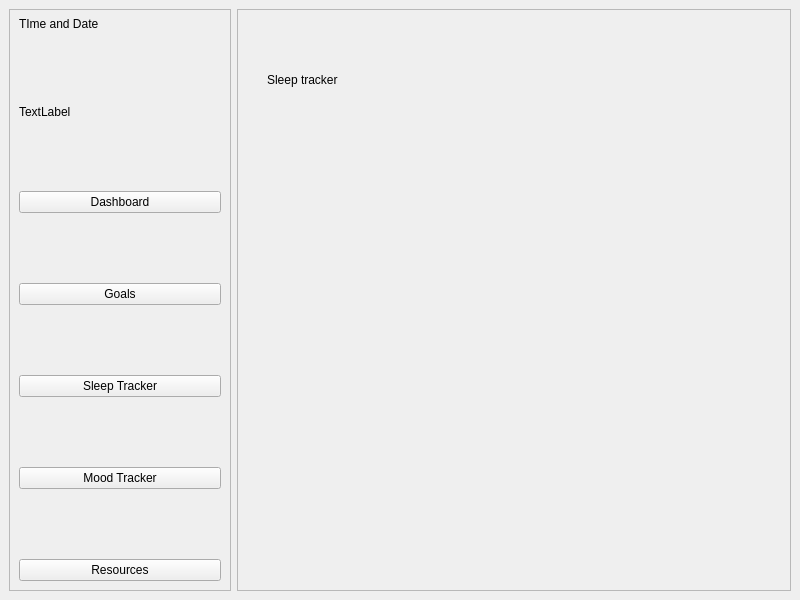
suwubham/sirani, file source_code/homescreen.ui: the form before one commit.
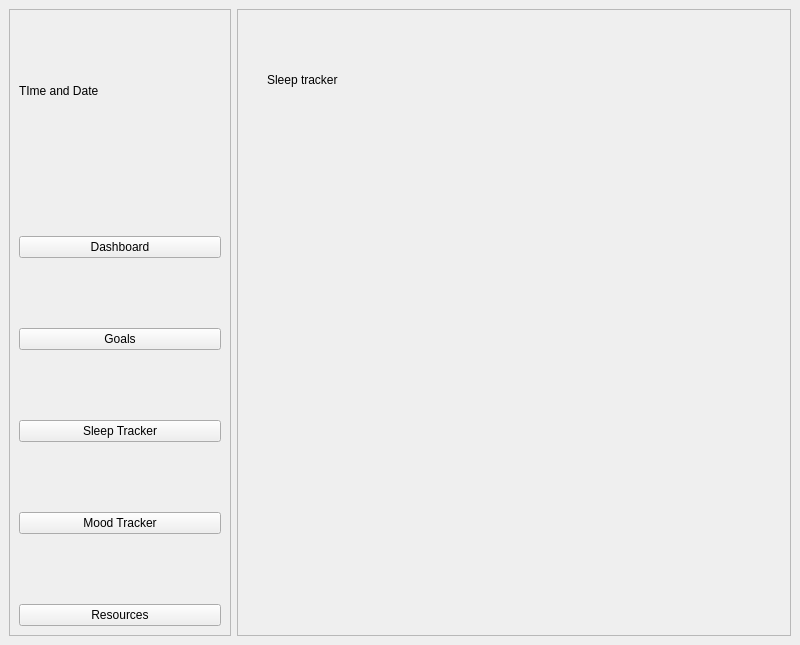
The form after the commit. The open tabs and pages were chosen to show the change.

```diff
--- a/source_code/homescreen.ui
+++ b/source_code/homescreen.ui
@@ -7,7 +7,7 @@
     <x>0</x>
     <y>0</y>
     <width>800</width>
-    <height>600</height>
+    <height>645</height>
    </rect>
   </property>
   <property name="windowTitle">
@@ -40,13 +40,6 @@
          </property>
         </widget>
        </item>
-       <item>
-        <widget class="QLabel" name="Date">
-         <property name="text">
-          <string>TextLabel</string>
-         </property>
-        </widget>
-       </item>
        <item>
         <widget class="QPushButton" name="pushButton_2">
          <property name="text">
```
Left out of the diff: 3 changed lines with no effect on the pictures.
